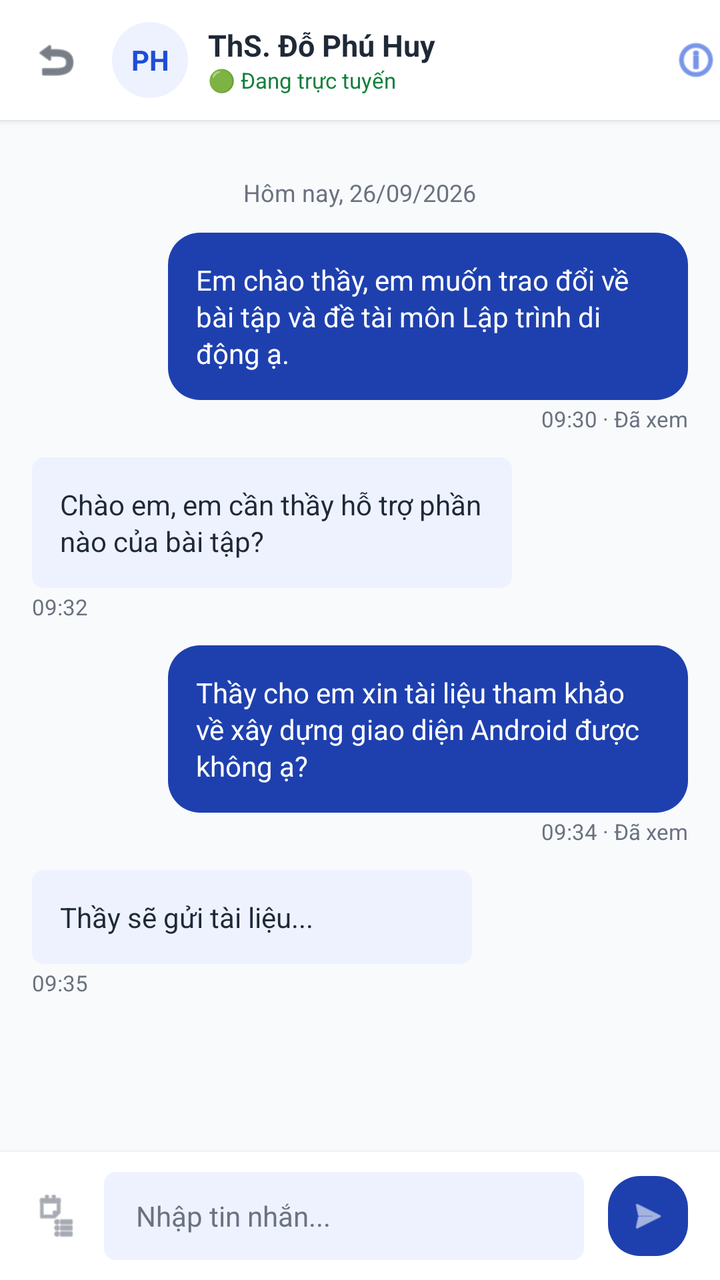
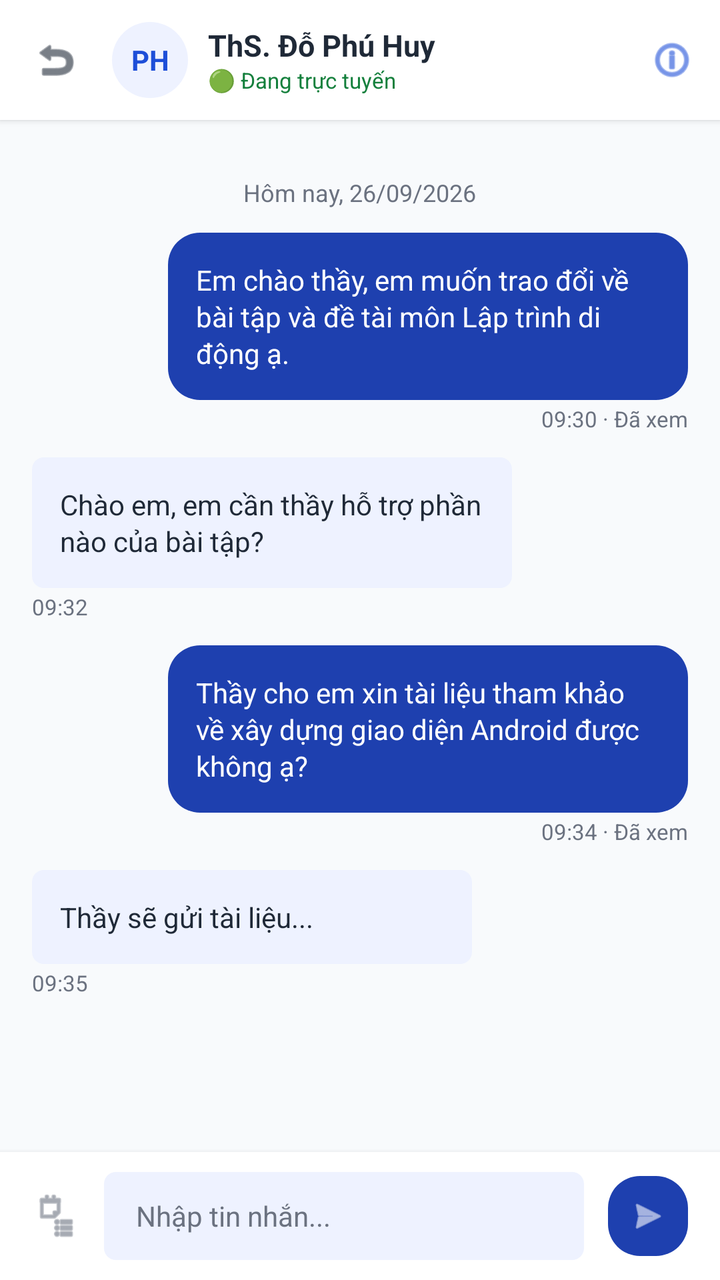

An Android layout rendered at two revisions. The XML below is the earlier revision; the diff shows what the commit changed to produce the second picture.
<!-- AndroidManifest.xml: application theme Theme.XayDung -->
<!-- res/layout/activity_nhan_tin.xml -->
<?xml version="1.0" encoding="utf-8"?>
<RelativeLayout xmlns:android="http://schemas.android.com/apk/res/android"
    xmlns:app="http://schemas.android.com/apk/res-auto"
    android:layout_width="match_parent"
    android:layout_height="match_parent"
    android:background="@color/figma_bg">

    
    <RelativeLayout
        android:id="@+id/headerToolbar"
        android:layout_width="match_parent"
        android:layout_height="60dp"
        android:background="@color/white"
        android:elevation="2dp">

        <FrameLayout
            android:id="@+id/btnBackContainer"
            android:layout_width="56dp"
            android:layout_height="60dp"
            android:layout_alignParentStart="true"
            android:layout_centerVertical="true"
            android:clickable="true"
            android:focusable="true"
            android:elevation="10dp"
            android:background="?attr/selectableItemBackgroundBorderless">

            <ImageView
                android:id="@+id/btnBack"
                android:layout_width="24dp"
                android:layout_height="24dp"
                android:layout_gravity="center"
                android:src="@android:drawable/ic_menu_revert"
                android:contentDescription="Back"
                app:tint="@color/figma_text_primary" />
        </FrameLayout>

        <TextView
            android:id="@+id/avatarHeader"
            android:layout_width="38dp"
            android:layout_height="38dp"
            android:layout_toEndOf="@id/btnBackContainer"
            android:layout_centerVertical="true"
            android:background="@drawable/bg_logo_badge"
            android:gravity="center"
            android:text="PH"
            android:textColor="@color/figma_blue"
            android:textSize="14sp"
            android:textStyle="bold" />

        <LinearLayout
            android:layout_width="wrap_content"
            android:layout_height="wrap_content"
            android:layout_toEndOf="@id/avatarHeader"
            android:layout_marginStart="10dp"
            android:layout_centerVertical="true"
            android:orientation="vertical">

            <TextView
                android:layout_width="wrap_content"
                android:layout_height="wrap_content"
                android:text="ThS. Đỗ Phú Huy"
                android:textColor="@color/figma_text_primary"
                android:textSize="15sp"
                android:textStyle="bold" />

            <TextView
                android:layout_width="wrap_content"
                android:layout_height="wrap_content"
                android:text="🟢 Đang trực tuyến"
                android:textColor="@color/green_badge_text"
                android:textSize="11sp" />
        </LinearLayout>

        <ImageView
            android:id="@+id/btnInfo"
            android:layout_width="24dp"
            android:layout_height="24dp"
            android:layout_alignParentEnd="true"
            android:layout_centerVertical="true"
            android:src="@android:drawable/ic_menu_info_details"
            android:contentDescription="Info"
            app:tint="@color/figma_blue" />
    </RelativeLayout>

    
    <ScrollView
        android:layout_width="match_parent"
        android:layout_height="match_parent"
        android:layout_below="@id/headerToolbar"
        android:layout_above="@id/bottomInputBar"
        android:fillViewport="true">

        <LinearLayout
            android:layout_width="match_parent"
            android:layout_height="wrap_content"
            android:orientation="vertical"
            android:padding="16dp">

            
            <TextView
                android:layout_width="wrap_content"
                android:layout_height="wrap_content"
                android:layout_gravity="center_horizontal"
                android:layout_marginVertical="12dp"
                android:text="Hôm nay, 26/09/2026"
                android:textColor="@color/figma_text_secondary"
                android:textSize="12sp" />

            
            <LinearLayout
                android:layout_width="wrap_content"
                android:layout_height="wrap_content"
                android:layout_gravity="end"
                android:layout_marginBottom="12dp"
                android:orientation="vertical"
                android:gravity="end">

                <TextView
                    android:layout_width="260dp"
                    android:layout_height="wrap_content"
                    android:background="@drawable/bg_blue_card"
                    android:padding="14dp"
                    android:text="Em chào thầy, em muốn trao đổi về bài tập và đề tài môn Lập trình di động ạ."
                    android:textColor="@color/white"
                    android:textSize="14sp"
                    android:lineSpacingExtra="2dp" />

                <TextView
                    android:layout_width="wrap_content"
                    android:layout_height="wrap_content"
                    android:layout_marginTop="2dp"
                    android:text="09:30 · Đã xem"
                    android:textColor="@color/figma_text_secondary"
                    android:textSize="11sp" />
            </LinearLayout>

            
            <LinearLayout
                android:layout_width="wrap_content"
                android:layout_height="wrap_content"
                android:layout_gravity="start"
                android:layout_marginBottom="12dp"
                android:orientation="vertical">

                <TextView
                    android:layout_width="240dp"
                    android:layout_height="wrap_content"
                    android:background="@drawable/bg_tag_chip"
                    android:padding="14dp"
                    android:text="Chào em, em cần thầy hỗ trợ phần nào của bài tập?"
                    android:textColor="@color/figma_text_primary"
                    android:textSize="14sp"
                    android:lineSpacingExtra="2dp" />

                <TextView
                    android:layout_width="wrap_content"
                    android:layout_height="wrap_content"
                    android:layout_marginTop="2dp"
                    android:text="09:32"
                    android:textColor="@color/figma_text_secondary"
                    android:textSize="11sp" />
            </LinearLayout>

            
            <LinearLayout
                android:layout_width="wrap_content"
                android:layout_height="wrap_content"
                android:layout_gravity="end"
                android:layout_marginBottom="12dp"
                android:orientation="vertical"
                android:gravity="end">

                <TextView
                    android:layout_width="260dp"
                    android:layout_height="wrap_content"
                    android:background="@drawable/bg_blue_card"
                    android:padding="14dp"
                    android:text="Thầy cho em xin tài liệu tham khảo về xây dựng giao diện Android được không ạ?"
                    android:textColor="@color/white"
                    android:textSize="14sp"
                    android:lineSpacingExtra="2dp" />

                <TextView
                    android:layout_width="wrap_content"
                    android:layout_height="wrap_content"
                    android:layout_marginTop="2dp"
                    android:text="09:34 · Đã xem"
                    android:textColor="@color/figma_text_secondary"
                    android:textSize="11sp" />
            </LinearLayout>

            
            <LinearLayout
                android:layout_width="wrap_content"
                android:layout_height="wrap_content"
                android:layout_gravity="start"
                android:layout_marginBottom="12dp"
                android:orientation="vertical">

                <TextView
                    android:layout_width="220dp"
                    android:layout_height="wrap_content"
                    android:background="@drawable/bg_tag_chip"
                    android:padding="14dp"
                    android:text="Thầy sẽ gửi tài liệu..."
                    android:textColor="@color/figma_text_primary"
                    android:textSize="14sp" />

                <TextView
                    android:layout_width="wrap_content"
                    android:layout_height="wrap_content"
                    android:layout_marginTop="2dp"
                    android:text="09:35"
                    android:textColor="@color/figma_text_secondary"
                    android:textSize="11sp" />
            </LinearLayout>

        </LinearLayout>
    </ScrollView>

    
    <LinearLayout
        android:id="@+id/bottomInputBar"
        android:layout_width="match_parent"
        android:layout_height="64dp"
        android:layout_alignParentBottom="true"
        android:background="@color/white"
        android:elevation="4dp"
        android:gravity="center_vertical"
        android:orientation="horizontal"
        android:paddingHorizontal="16dp">

        <ImageView
            android:layout_width="24dp"
            android:layout_height="24dp"
            android:src="@android:drawable/ic_menu_agenda"
            android:contentDescription="Attachment"
            app:tint="@color/figma_text_secondary" />

        <EditText
            android:layout_width="0dp"
            android:layout_height="44dp"
            android:layout_weight="1"
            android:layout_marginHorizontal="12dp"
            android:background="@drawable/bg_tag_chip"
            android:hint="Nhập tin nhắn..."
            android:paddingHorizontal="16dp"
            android:textColorHint="@color/figma_text_secondary"
            android:textSize="14sp" />

        <FrameLayout
            android:layout_width="40dp"
            android:layout_height="40dp"
            android:background="@drawable/bg_blue_card">

            <ImageView
                android:layout_width="20dp"
                android:layout_height="20dp"
                android:layout_gravity="center"
                android:src="@android:drawable/ic_menu_send"
                android:contentDescription="Send"
                app:tint="@color/white" />
        </FrameLayout>
    </LinearLayout>

</RelativeLayout>
<!-- resources referenced by this layout -->
<resources>
  <color name="figma_bg">#F8FAFC</color>
  <color name="figma_blue">#1D4ED8</color>
  <color name="figma_text_primary">#1F2937</color>
  <color name="figma_text_secondary">#6B7280</color>
  <color name="green_badge_text">#15803D</color>
  <color name="white">#FFFFFFFF</color>
  <!-- drawable bg_blue_card (drawable) -->
  <?xml version="1.0" encoding="utf-8"?>
  <shape xmlns:android="http://schemas.android.com/apk/res/android"
      android:shape="rectangle">
      <solid android:color="@color/figma_blue_dark" />
      <corners android:radius="16dp" />
  </shape>
  <!-- drawable bg_logo_badge (drawable) -->
  <?xml version="1.0" encoding="utf-8"?>
  <shape xmlns:android="http://schemas.android.com/apk/res/android"
      android:shape="rectangle">
      <solid android:color="@color/figma_blue_light" />
      <corners android:radius="20dp" />
  </shape>
  <!-- drawable bg_tag_chip (drawable) -->
  <?xml version="1.0" encoding="utf-8"?>
  <shape xmlns:android="http://schemas.android.com/apk/res/android"
      android:shape="rectangle">
      <solid android:color="@color/figma_blue_light" />
      <corners android:radius="6dp" />
  </shape>
  <style name="Theme.XayDung" parent="Base.Theme.XayDung" />
  <color name="figma_blue_dark">#1E40AF</color>
  <color name="figma_blue_light">#EEF2FF</color>
  <style name="Base.Theme.XayDung" parent="Theme.Material3.DayNight.NoActionBar">
          <item name="colorPrimary">@color/figma_blue</item>
          <item name="colorPrimaryDark">@color/figma_blue_dark</item>
          <item name="colorSecondary">@color/figma_blue</item>
          <item name="android:windowBackground">@color/figma_bg</item>
      </style>
</resources>

<!-- the commit's change to res/layout/activity_nhan_tin.xml (unified diff, before → after) -->
@@ -3,6 +3,7 @@
     xmlns:app="http://schemas.android.com/apk/res-auto"
     android:layout_width="match_parent"
     android:layout_height="match_parent"
+    android:fitsSystemWindows="true"
     android:background="@color/figma_bg">
 
     
@@ -34,52 +35,73 @@
                 app:tint="@color/figma_text_primary" />
         </FrameLayout>
 
-        <TextView
-            android:id="@+id/avatarHeader"
-            android:layout_width="38dp"
-            android:layout_height="38dp"
+        <LinearLayout
+            android:id="@+id/headerTeacherInfo"
+            android:layout_width="wrap_content"
+            android:layout_height="wrap_content"
             android:layout_toEndOf="@id/btnBackContainer"
             android:layout_centerVertical="true"
-            android:background="@drawable/bg_logo_badge"
-            android:gravity="center"
-            android:text="PH"
-            android:textColor="@color/figma_blue"
-            android:textSize="14sp"
-            android:textStyle="bold" />
-
-        <LinearLayout
-            android:layout_width="wrap_content"
-            android:layout_height="wrap_content"
-            android:layout_toEndOf="@id/avatarHeader"
-            android:layout_marginStart="10dp"
-            android:layout_centerVertical="true"
-            android:orientation="vertical">
+            android:orientation="horizontal"
+            android:clickable="true"
+            android:focusable="true"
+            android:background="?attr/selectableItemBackgroundBorderless"
+            android:gravity="center_vertical">
 
             <TextView
-                android:layout_width="wrap_content"
-                android:layout_height="wrap_content"
-                android:text="ThS. Đỗ Phú Huy"
-                android:textColor="@color/figma_text_primary"
-                android:textSize="15sp"
+                android:id="@+id/avatarHeader"
+                android:layout_width="38dp"
+                android:layout_height="38dp"
+                android:background="@drawable/bg_logo_badge"
+                android:gravity="center"
+                android:text="PH"
+                android:textColor="@color/figma_blue"
+                android:textSize="14sp"
                 android:textStyle="bold" />
 
-            <TextView
-                android:layout_width="wrap_content"
-                android:layout_height="wrap_content"
-                android:text="🟢 Đang trực tuyến"
-                android:textColor="@color/green_badge_text"
-                android:textSize="11sp" />
+            <LinearLayout
+                android:layout_width="wrap_content"
+                android:layout_height="wrap_content"
+                android:layout_marginStart="10dp"
+                android:orientation="vertical">
+
+                <TextView
+                    android:layout_width="wrap_content"
+                    android:layout_height="wrap_content"
+                    android:text="ThS. Đỗ Phú Huy"
+                    android:textColor="@color/figma_text_primary"
+                    android:textSize="15sp"
+                    android:textStyle="bold" />
+
+                <TextView
+                    android:layout_width="wrap_content"
+                    android:layout_height="wrap_content"
+                    android:text="🟢 Đang trực tuyến"
+                    android:textColor="@color/green_badge_text"
+                    android:textSize="11sp" />
+            </LinearLayout>
         </LinearLayout>
 
-        <ImageView
-            android:id="@+id/btnInfo"
-            android:layout_width="24dp"
-            android:layout_height="24dp"
+        <FrameLayout
+            android:id="@+id/btnInfoContainer"
+            android:layout_width="48dp"
+            android:layout_height="60dp"
             android:layout_alignParentEnd="true"
             android:layout_centerVertical="true"
-            android:src="@android:drawable/ic_menu_info_details"
-            android:contentDescription="Info"
-            app:tint="@color/figma_blue" />
+            android:clickable="true"
+            android:focusable="true"
+            android:elevation="10dp"
+            android:background="?attr/selectableItemBackgroundBorderless">
+
+            <ImageView
+                android:id="@+id/btnInfo"
+                android:layout_width="24dp"
+                android:layout_height="24dp"
+                android:layout_gravity="center"
+                android:src="@android:drawable/ic_menu_info_details"
+                android:contentDescription="Info"
+                app:tint="@color/figma_blue" />
+        </FrameLayout>
+
     </RelativeLayout>
 
     
